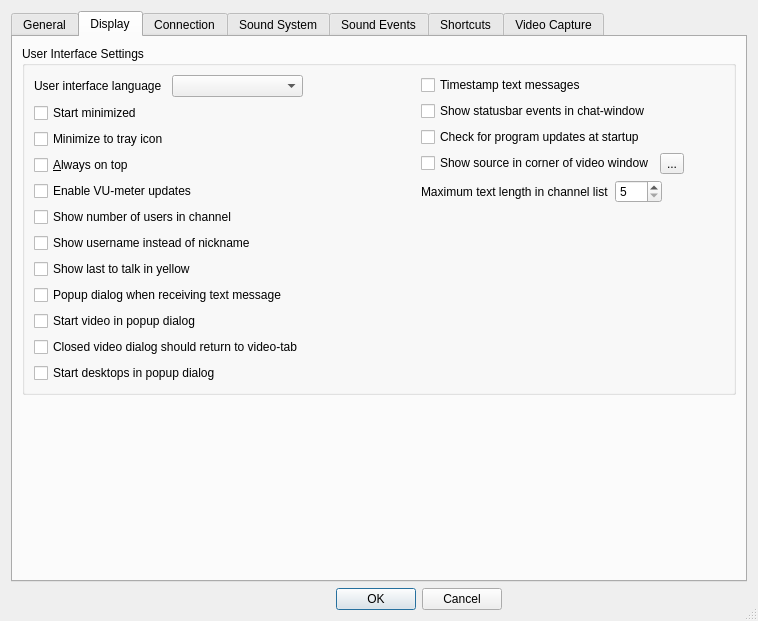
Above: Client/qtTeamTalk/preferences.ui from BearWare/TeamTalk5 before the change. Below: the same form after it.
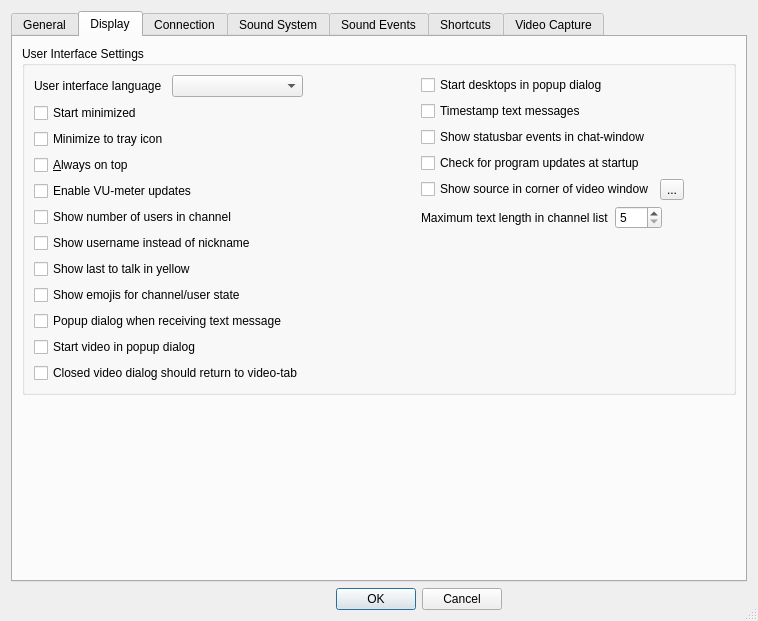
That is the form after the change. The open tabs and pages were chosen to show the change. Icons and pictures are not drawn.

Commit message: Option to disable emojis in qtTeamTalk

```diff
--- a/Client/qtTeamTalk/preferences.ui
+++ b/Client/qtTeamTalk/preferences.ui
@@ -429,6 +429,13 @@
               </property>
              </widget>
             </item>
+            <item>
+             <widget class="QCheckBox" name="emojiChkBox">
+              <property name="text">
+               <string>Show emojis for channel/user state</string>
+              </property>
+             </widget>
+            </item>
             <item>
              <widget class="QCheckBox" name="msgpopupChkBox">
               <property name="text">
@@ -450,13 +457,6 @@
               </property>
              </widget>
             </item>
-            <item>
-             <widget class="QCheckBox" name="desktopdlgChkBox">
-              <property name="text">
-               <string>Start desktops in popup dialog</string>
-              </property>
-             </widget>
-            </item>
            </layout>
           </item>
           <item>
@@ -474,6 +474,13 @@
           </item>
           <item>
            <layout class="QVBoxLayout" name="verticalLayout_4">
+            <item>
+             <widget class="QCheckBox" name="desktopdlgChkBox">
+              <property name="text">
+               <string>Start desktops in popup dialog</string>
+              </property>
+             </widget>
+            </item>
             <item>
              <widget class="QCheckBox" name="msgtimestampChkBox">
               <property name="text">
```
Left out of the diff: 1 changed line with no effect on the pictures. The commit also changes 4 other files.
